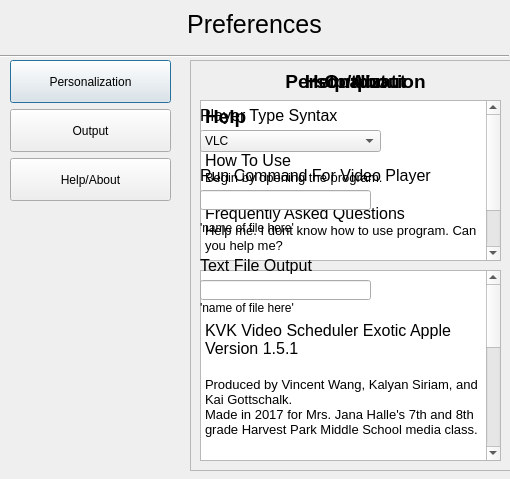
Above: designer/vst_prefs.ui from coderkalyan/vst_project before the change. Below: the same form after it.
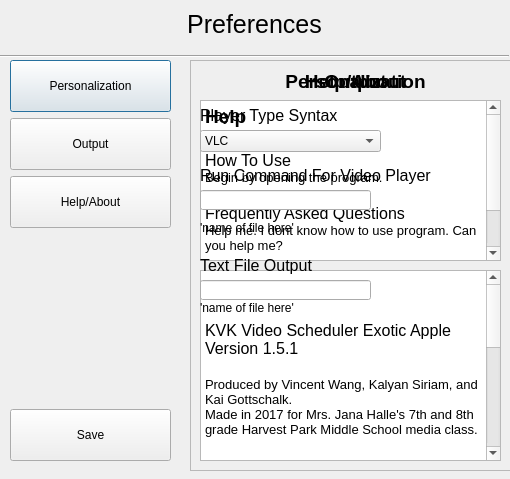
That is the form after the change.

```diff
--- a/designer/vst_prefs.ui
+++ b/designer/vst_prefs.ui
@@ -53,7 +53,7 @@
      <x>10</x>
      <y>60</y>
      <width>161</width>
-     <height>141</height>
+     <height>401</height>
     </rect>
    </property>
    <layout class="QVBoxLayout" name="verticalLayout">
@@ -111,6 +111,32 @@
       </property>
      </widget>
     </item>
+    <item>
+     <spacer name="verticalSpacer">
+      <property name="orientation">
+       <enum>Qt::Vertical</enum>
+      </property>
+      <property name="sizeHint" stdset="0">
+       <size>
+        <width>20</width>
+        <height>175</height>
+       </size>
+      </property>
+     </spacer>
+    </item>
+    <item>
+     <widget class="QPushButton" name="savebutton">
+      <property name="sizePolicy">
+       <sizepolicy hsizetype="Minimum" vsizetype="Expanding">
+        <horstretch>0</horstretch>
+        <verstretch>0</verstretch>
+       </sizepolicy>
+      </property>
+      <property name="text">
+       <string>Save</string>
+      </property>
+     </widget>
+    </item>
    </layout>
   </widget>
   <widget class="Line" name="line">
```
Left out of the diff: 14 changed lines with no effect on the pictures.
